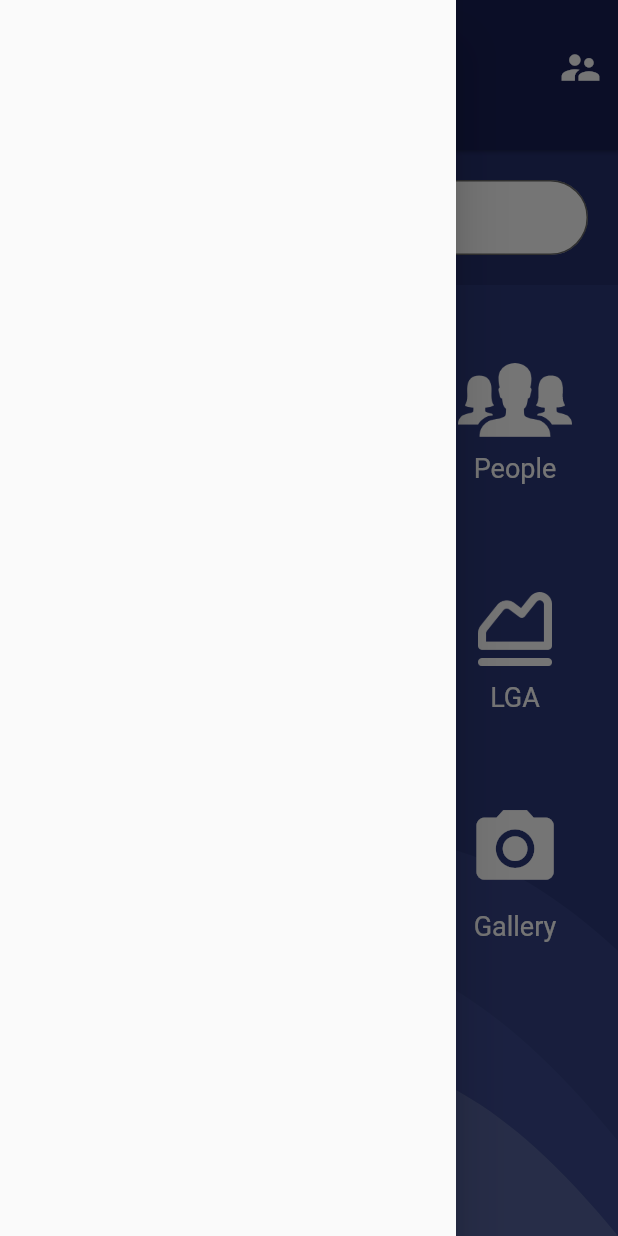
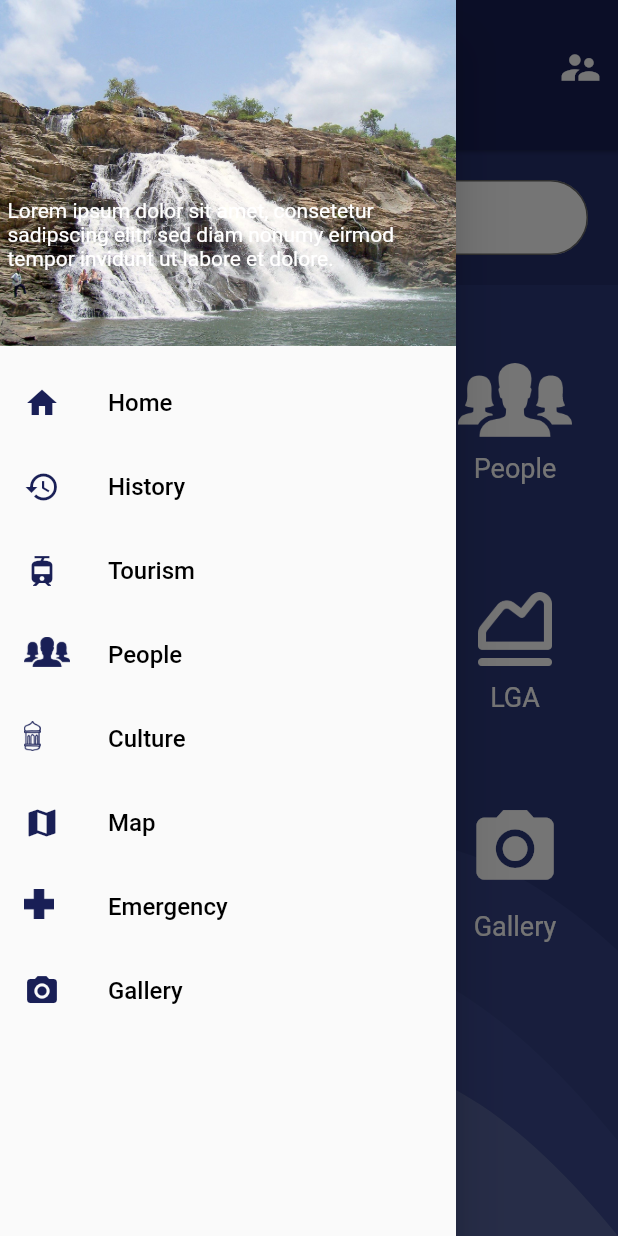
Before and after one commit to ghost-corp/niger_app, a Flutter app: the Home screen opened by its route, with the side drawer open, on a phone screen of 412 x 824 dp. Run offline on Flutter 3.47's test engine with Material 2 defaults, Android fonts, the phone set to English and light mode, and no system bars; missing offline and left inert: fancy_on_boarding.

Commit message:
Drawer and minor fixes

```diff
--- a/lib/authentication/login.dart
+++ b/lib/authentication/login.dart
@@ -130,25 +130,15 @@ class _LoginPageState extends State<LoginPage> {
                                 value: checkedValue,
                               ),
                               Padding(
-                                padding: EdgeInsets.only(top: 15.0),
+                                padding: EdgeInsets.only(top: 16.0),
                                 child: GestureDetector(
-                                  child: RichText(
-                                      text: TextSpan(
-                                          text: 'I Agree To All Statements In ',
-                                          style: TextStyle(
-                                              fontSize: 13,
-                                              color: Colors.grey.shade700),
-                                          children: <TextSpan>[
-                                        TextSpan(
-                                            text: 'Terms Of Service',
-                                            style: TextStyle(
-                                                fontWeight: FontWeight.w600,
-                                                color: Colors.green.shade800,
-                                                fontSize: 13,
-                                                decoration:
-                                                    TextDecoration.underline,
-                                                decorationColor: Colors.red))
-                                      ])),
+                                  child: Text(
+                                    "Remember Me",
+                                    style: TextStyle(
+                                      fontSize: 14,
+                                      color: Colors.grey.shade600
+                                    ),
+                                  ),
                                 ),
                               ),
                             ],
--- a/lib/home.dart
+++ b/lib/home.dart
@@ -172,7 +172,172 @@ class Home extends StatelessWidget {
           ],
         ),
       ),
-      drawer: Drawer(),
+      drawer: Drawer(
+        child: Column(
+          mainAxisSize: MainAxisSize.max,
+          crossAxisAlignment: CrossAxisAlignment.start,
+          mainAxisAlignment: MainAxisAlignment.start,
+          children: <Widget>[
+            Container(
+              height: kHeight(context)*0.28,
+              padding: EdgeInsets.zero,
+              child: Stack(
+                children: <Widget>[
+                  Container(
+                    width: kWidth(context),
+                    height: kHeight(context)*0.28,
+                    child: Image.asset(
+                      "assets/images/gurara.jpg",
+                      fit: BoxFit.cover,
+                      colorBlendMode: BlendMode.darken,
+                    ),
+                  ),
+
+                  Padding(
+                    padding: EdgeInsets.only(
+                      top: kHeight(context)*0.1,
+                      left: 5
+                    ),
+                    child: Center(
+                      child: Text(
+                          "Lorem ipsum dolor sit amet, consetetur sadipscing elitr, sed"
+                          " diam nonumy eirmod tempor invidunt ut labore et dolore.",
+                        style: TextStyle(
+                          fontSize: 14,
+                          color: Colors.white
+                        ),
+                      ),
+                    ),
+                  )
+                ],
+              ),
+            ),
+
+            Padding(
+              padding: EdgeInsets.only(top: 10),
+            ),
+
+            ListTile(
+              leading: Icon(
+                Icons.home,
+                size: 24,
+                color: kPrimaryColor,
+              ),
+              title: Text(
+                "Home",
+                style: TextStyle(
+                  fontSize: 16,
+                  color: Colors.black
+                ),
+              ),
+            ),
+            ListTile(
+              leading: Icon(
+                Icons.history,
+                size: 24,
+                color: kPrimaryColor,
+              ),
+              title: Text(
+                "History",
+                style: TextStyle(
+                    fontSize: 16,
+                    color: Colors.black
+                ),
+              ),
+            ),
+            ListTile(
+              leading: Icon(
+                Icons.tram,
+                size: 24,
+                color: kPrimaryColor,
+              ),
+              title: Text(
+                "Tourism",
+                style: TextStyle(
+                    fontSize: 16,
+                    color: Colors.black
+                ),
+              ),
+            ),
+            ListTile(
+              leading: Container(
+                height: 20,
+                child: Image.asset(
+                  "assets/icons/groupX3.png",
+                  color: kPrimaryColor,
+                ),
+              ),
+              title: Text(
+                "People",
+                style: TextStyle(
+                    fontSize: 16,
+                    color: Colors.black
+                ),
+              ),
+            ),
+            ListTile(
+              leading: Container(
+                height: 20,
+                child: Image.asset(
+                  "assets/icons/cultureX3.png",
+                  color: kPrimaryColor,
+                ),
+              ),
+              title: Text(
+                "Culture",
+                style: TextStyle(
+                    fontSize: 16,
+                    color: Colors.black
+                ),
+              ),
+            ),
+            ListTile(
+              leading: Icon(
+                Icons.map,
+                size: 24,
+                color: kPrimaryColor,
+              ),
+              title: Text(
+                "Map",
+                style: TextStyle(
+                    fontSize: 16,
+                    color: Colors.black
+                ),
+              ),
+            ),
+            ListTile(
+              leading: Container(
+                height: 20,
+                child: Image.asset(
+                  "assets/icons/emergencyX3.png",
+                  color: kPrimaryColor,
+                ),
+              ),
+              title: Text(
+                "Emergency",
+                style: TextStyle(
+                    fontSize: 16,
+                    color: Colors.black
+                ),
+              ),
+            ),
+            ListTile(
+              leading: Icon(
+                Icons.camera_alt,
+                size: 24,
+                color: kPrimaryColor,
+              ),
+              title: Text(
+                "Gallery",
+                style: TextStyle(
+                    fontSize: 16,
+                    color: Colors.black
+                ),
+              ),
+            )
+          ],
+        ),
+      ),
       appBar: PreferredSize(
         preferredSize: Size.fromHeight(100),
         child: CustomAppBar(),
--- a/lib/widgets/onboarding.dart
+++ b/lib/widgets/onboarding.dart
@@ -1,5 +1,6 @@
 import 'package:flutter/material.dart';
 import 'package:fancy_on_boarding/fancy_on_boarding.dart';
+import 'package:niger_app/globals/colors.dart';
 
 class OnBoarding extends StatefulWidget {
   @override
@@ -11,36 +12,36 @@ class _OnBoardingState extends State<OnBoarding> {
   Widget build(BuildContext context) {
     final pageList = [
       PageModel(
-          color: Colors.grey.shade300,
+          color: kAlternateColorDark10,
           heroAssetPath: "assets/images/map.png",
           title: Text(""),
           body: Text(
             "Lorem ipsum dolor sit amet, consetetur sadipscing elitr, sed"
             " diam nonumy eirmod tempor invidunt ut labore et dolore.",
             textAlign: TextAlign.center,
-            style: TextStyle(color: Colors.grey.shade600, fontSize: 22),
+            style: TextStyle(color: Colors.white70, fontSize: 22),
           ),
           iconAssetPath: ""),
       PageModel(
-          color: Colors.grey.shade300,
+          color: kAlternateColorDark50,
           heroAssetPath: "assets/images/gov.jpg",
           title: Text(""),
           body: Text(
             "Lorem ipsum dolor sit amet, consetetur sadipscing elitr, sed"
             " diam nonumy eirmod tempor invidunt ut labore et dolore.",
             textAlign: TextAlign.center,
-            style: TextStyle(color: Colors.grey.shade600, fontSize: 22),
+            style: TextStyle(color: Colors.white70, fontSize: 22),
           ),
           iconAssetPath: ""),
       PageModel(
-          color: Colors.grey.shade300,
+          color: kAlternateColorDark100,
           heroAssetPath: "assets/images/roundabout.jpg",
           title: Text(""),
           body: Text(
             "Lorem ipsum dolor sit amet, consetetur sadipscing elitr, sed"
             " diam nonumy eirmod tempor invidunt ut labore et dolore.",
             textAlign: TextAlign.center,
-            style: TextStyle(color: Colors.grey.shade600, fontSize: 22),
+            style: TextStyle(color: Colors.white70, fontSize: 22),
           ),
           iconAssetPath: "")
     ];
```
